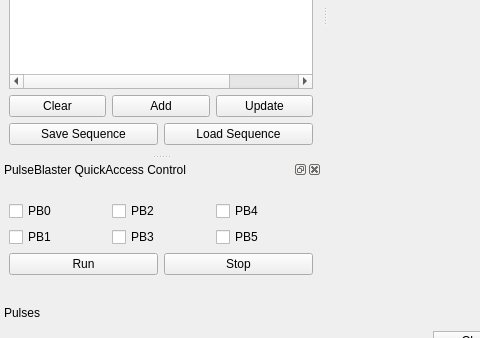
Qt form src/qudi/gui/pulsed_exp/pulsed_exp.ui (tugatoconhelado/Qoptics_exp) before a commit; both pictures show x 0 to 480 and y 391 to 729 of the 1277 by 945 pixel window.
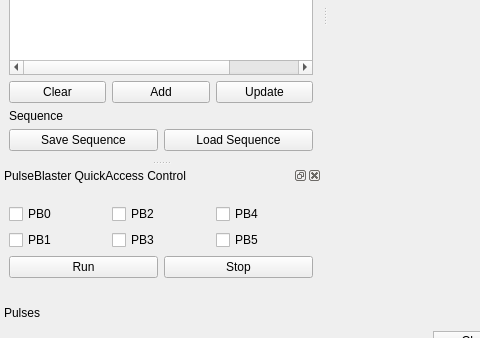
The same form after that commit. Icons and pictures are not drawn. Custom widgets are drawn as their Qt base class.

Commit message: Pulsed EXP data handling

Diff of the .ui file:
```diff
--- a/src/qudi/gui/pulsed_exp/pulsed_exp.ui
+++ b/src/qudi/gui/pulsed_exp/pulsed_exp.ui
@@ -281,6 +281,13 @@
          </item>
         </layout>
        </item>
+       <item>
+        <widget class="QLabel" name="sequence_name_label">
+         <property name="text">
+          <string>Sequence</string>
+         </property>
+        </widget>
+       </item>
        <item>
         <layout class="QVBoxLayout" name="file_layout">
          <item>
```
The commit also changes 28 other files.
